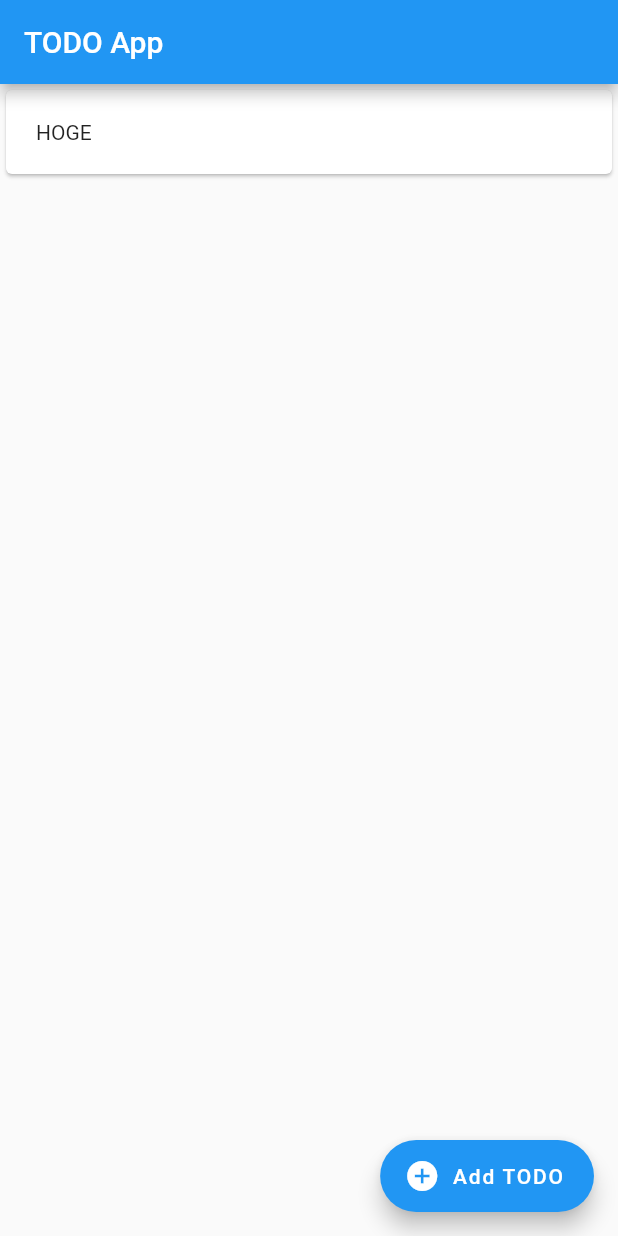
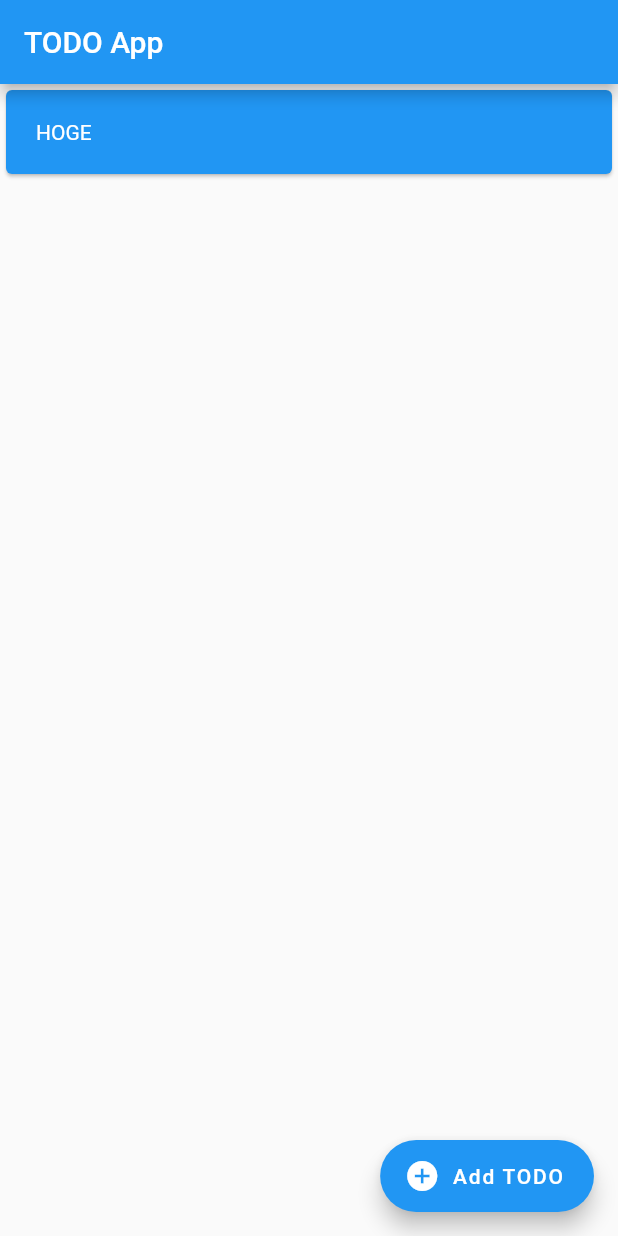
Before and after one commit to y-shika/todo_flutter_app, a Flutter app: the screen it shows after launch, after a tap on "Add TODO", on a phone screen of 412 x 824 dp. Run offline on Flutter 3.47's test engine with Material 2 defaults, Android fonts, the phone set to English and light mode, and no system bars.

Commit message:
add: TODOカードタップで色や文字反転

```diff
--- a/lib/todo.dart
+++ b/lib/todo.dart
@@ -54,14 +54,23 @@ class _TodoElementState extends State<TodoElement> {
       onTap: () {
         print("tapped!! (Stateful)");
         setState(() {
-          widget.todo.title = "FUGA";
+          widget.todo.active = !widget.todo.active;
         });
       },
       child: Card(
         child: Padding(
-          child: Text(widget.todo.title),
+          child: Text(
+            widget.todo.title,
+            style: TextStyle(
+              color: Colors.white,
+              decoration: widget.todo.active
+                  ? TextDecoration.none
+                  : TextDecoration.lineThrough,
+            ),
+          ),
           padding: EdgeInsets.all(20.0),
         ),
+        color: widget.todo.active ? Colors.blue : Colors.black12,
       ),
     );
   }
```
